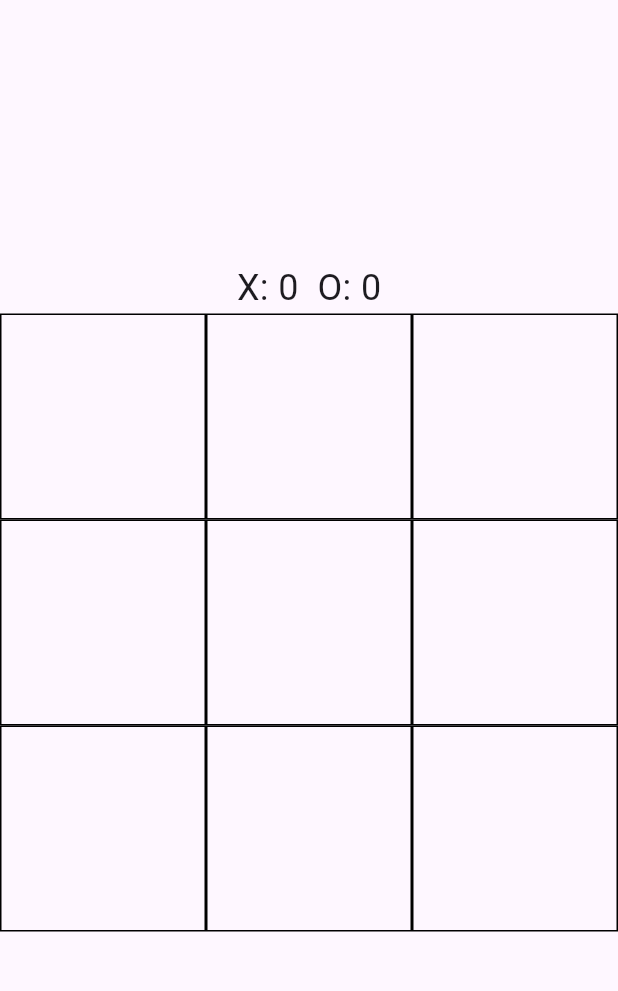
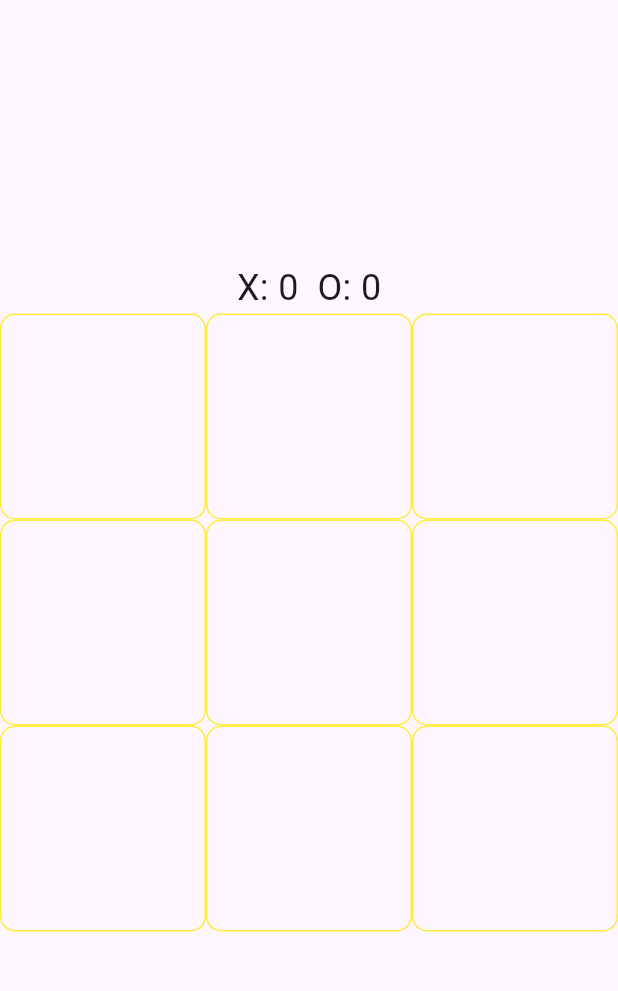
Before and after one commit to RCburak/TicTacToe, a Flutter app: the TicTacToeBoard screen opened directly, on a phone screen of 412 x 824 dp, the part 63-1054 px from its top. Run offline on Flutter 3.47's test engine with Material 3 defaults, Android fonts, the phone set to English and light mode, and no system bars; our stand-ins replace cloud_firestore, confetti, firebase_auth, firebase_core, fluttertoast; accounts and stored records are empty.

Commit message:
görsel ve şifre değişti

```diff
--- a/lib/gamepage.dart
+++ b/lib/gamepage.dart
@@ -1,6 +1,8 @@
 // ignore_for_file: use_super_parameters, library_private_types_in_public_api, unused_element
 
+import 'dart:math';
 import 'package:flutter/material.dart';
+import 'package:confetti/confetti.dart';
 import 'package:proje1/mainpage.dart';
 
 void main() {
@@ -32,11 +34,20 @@ class _TicTacToeBoardState extends State<TicTacToeBoard> {
   int _teamXScore = 0;
   int _teamOScore = 0;
   int _boardSize = 3;
+  late ConfettiController _confettiController;
 
   @override
   void initState() {
     super.initState();
     _initializeBoard();
+    _confettiController =
+        ConfettiController(duration: const Duration(seconds: 5));
+  }
+
+  @override
+  void dispose() {
+    _confettiController.dispose();
+    super.dispose();
   }
 
   void _initializeBoard() {
@@ -82,6 +93,7 @@ class _TicTacToeBoardState extends State<TicTacToeBoard> {
     if (_checkRow() || _checkColumn() || _checkDiagonal()) {
       String winner = _isXNext ? 'O' : 'X';
       _updateScore(winner);
+      _confettiController.play(); // Konfeti başlat
       _resetBoard2();
     } else if (_checkDraw()) {
       _increaseBoardSize();
@@ -179,7 +191,9 @@ class _TicTacToeBoardState extends State<TicTacToeBoard> {
           ),
         ],
       ),
-      body: Column(
+      body: Stack(
+        children: [
+          Column(
             mainAxisAlignment: MainAxisAlignment.center,
             children: [
               Text(
@@ -199,7 +213,10 @@ class _TicTacToeBoardState extends State<TicTacToeBoard> {
                     onTap: () => _markCell(row, col),
                     child: Container(
                       decoration: BoxDecoration(
-                    border: Border.all(color: Colors.black),
+                        border: Border.all(
+                            color: Colors.yellow), // Kenarlık rengini sarı yap
+                        borderRadius:
+                            BorderRadius.circular(10), // Kareleri yuvarlak yap
                       ),
                       child: Center(
                         child: Text(
@@ -213,6 +230,18 @@ class _TicTacToeBoardState extends State<TicTacToeBoard> {
               ),
             ],
           ),
+          Align(
+            alignment: Alignment.center,
+            child: ConfettiWidget(
+              confettiController: _confettiController,
+              blastDirection: pi / 2,
+              emissionFrequency: 0.05,
+              numberOfParticles: 20,
+              gravity: 0.05,
+            ),
+          ),
+        ],
+      ),
     );
   }
 }
--- a/pubspec.yaml
+++ b/pubspec.yaml
@@ -37,7 +37,7 @@ dependencies:
   firebase_core: ^2.30.1
   fluttertoast: ^8.2.5
   cloud_firestore: ^4.17.2
-
+  confetti: ^0.7.0
 
 
 
```
Also changed, not shown: lib/gamepage2.dart (+24 -2 lines), pubspec.lock. Lines whose indentation alone changed are shown as unchanged.
